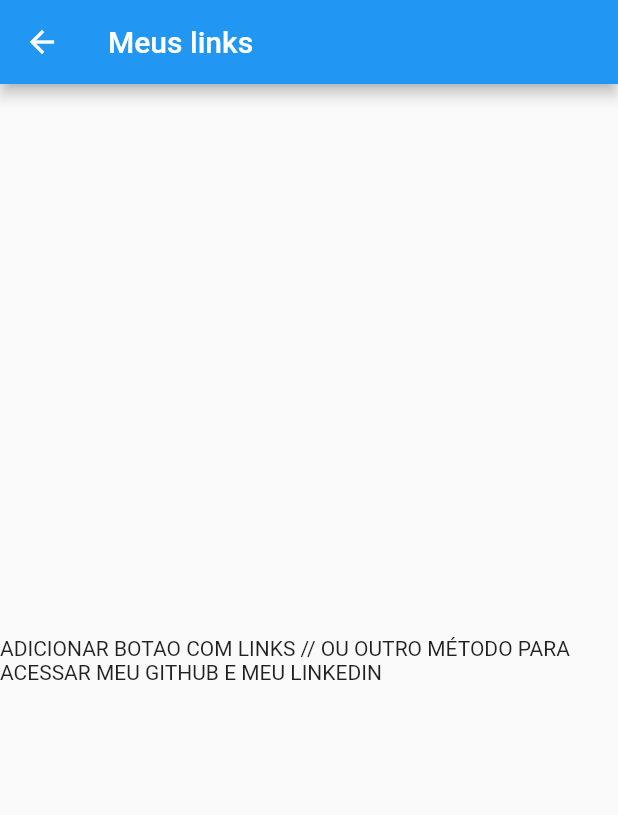
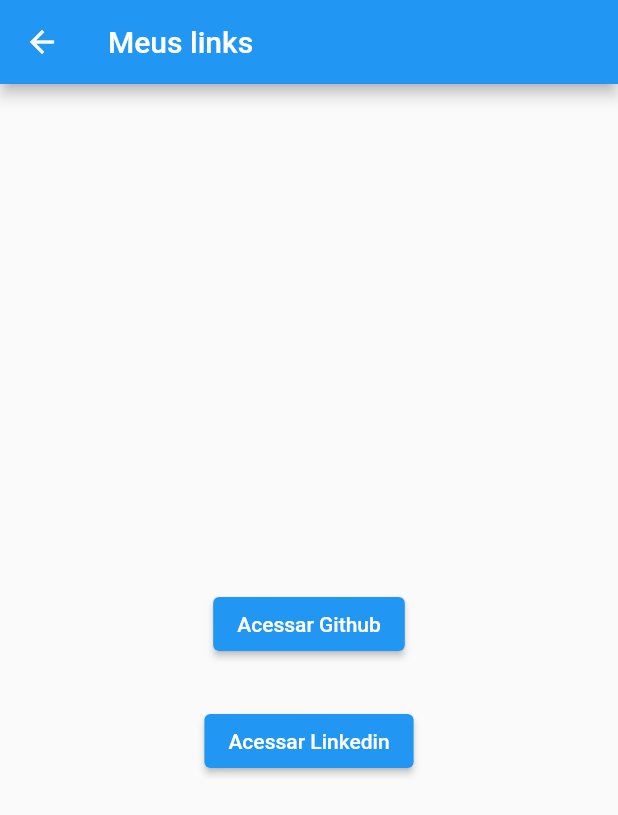
Before and after one commit to murilomolina/PAE-dart_projeto_final, a Flutter app: the PaginaLinks screen opened directly, on a phone screen of 412 x 824 dp. Shown: the top 815 px of the screen. Run offline on Flutter 3.47's test engine with Material 2 defaults, Android fonts, the phone set to English and light mode, and no system bars.

Commit message:
p_final(dart flutter): assets adicionados

```diff
--- a/portifolio/lib/pages/pagina_links.dart
+++ b/portifolio/lib/pages/pagina_links.dart
@@ -1,6 +1,10 @@
 import 'package:flutter/material.dart';
+import 'package:url_launcher/url_launcher.dart';
 
 class PaginaLinks extends StatelessWidget {
+  final String urlGit = 'https://github.com/murilomolina';
+  final String urlLinkedin ='https://www.linkedin.com/in/murilo-molina-barone-8a144ba1/';
+
   const PaginaLinks({super.key});
 
   @override
@@ -9,9 +13,38 @@ class PaginaLinks extends StatelessWidget {
       appBar: AppBar(
         title: const Text('Meus links'),
       ),
-      body: const Center(
-        child: Text('ADICIONAR BOTAO COM LINKS // OU OUTRO MÉTODO PARA ACESSAR MEU GITHUB E MEU LINKEDIN'),
+      body: Center(
+        child: Column(
+          mainAxisAlignment: MainAxisAlignment.center,
+          children: [
+            const SizedBox(height: 30),
+            ElevatedButton(
+              onPressed: () {
+                _launchURL(urlGit);
+              },
+              child: const Text('Acessar Github'),
+            ),
+            const SizedBox(height: 30),
+            ElevatedButton(
+              onPressed: () {
+                _launchURL(urlLinkedin);
+              },
+              child: const Text('Acessar Linkedin'),
+            ),
+          ],
+        ),
       ),
     );
   }
 }
+
+// Função para acessar URL´s
+_launchURL(String url) async {
+  // ignore: deprecated_member_use
+  if (await canLaunch(url)) {
+    // ignore: deprecated_member_use
+    await launch(url);
+  } else {
+    throw 'Não foi possível abrir a URL: $url';
+  }
+}
--- a/portifolio/pubspec.yaml
+++ b/portifolio/pubspec.yaml
@@ -30,11 +30,13 @@ environment:
 dependencies:
   flutter:
     sdk: flutter
+  url_launcher: ^6.0.5
 
 
   # The following adds the Cupertino Icons font to your application.
   # Use with the CupertinoIcons class for iOS style icons.
   cupertino_icons: ^1.0.2
+  syncfusion_flutter_pdfviewer: ^22.2.0
 
 dev_dependencies:
   flutter_test:
```
Also changed, not shown: portifolio/lib/pages/pagina_certificados.dart (+5 -3 lines), portifolio/lib/pages/pagina_inicial.dart (+20 -25 lines), portifolio/pubspec.lock, 10 other files.
